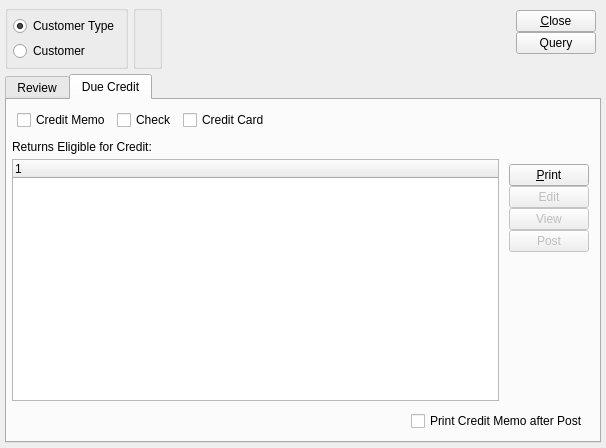
WooodHead/xtuple, file xtuple/trunk/guiclient/returnAuthorizationWorkbench.ui: the form before one commit.
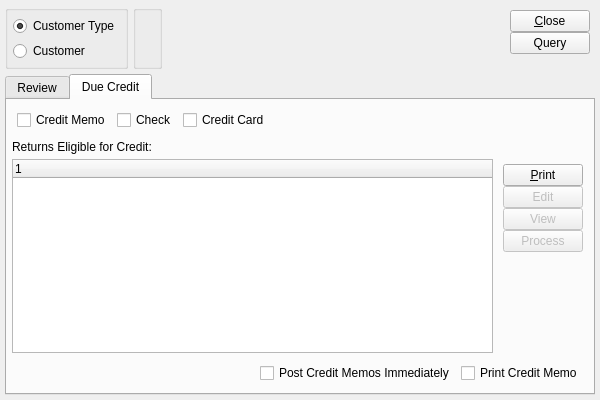
The form after the commit. The open tabs and pages were chosen to show the change. Custom widgets are drawn as their Qt base class.

What changed in the file:
```diff
--- a/xtuple/trunk/guiclient/returnAuthorizationWorkbench.ui
+++ b/xtuple/trunk/guiclient/returnAuthorizationWorkbench.ui
@@ -5,8 +5,8 @@
    <rect>
     <x>0</x>
     <y>0</y>
-    <width>606</width>
-    <height>448</height>
+    <width>600</width>
+    <height>400</height>
    </rect>
   </property>
   <property name="minimumSize" >
@@ -428,7 +428,14 @@
           <item>
            <widget class="XCheckBox" name="_printonpost" >
             <property name="text" >
-             <string>Print Credit Memo after Post</string>
+             <string>Post Credit Memos Immediately</string>
+            </property>
+           </widget>
+          </item>
+          <item>
+           <widget class="XCheckBox" name="_printmemo" >
+            <property name="text" >
+             <string>Print Credit Memo</string>
             </property>
            </widget>
           </item>
@@ -515,7 +522,7 @@
              <bool>false</bool>
             </property>
             <property name="text" >
-             <string>Post</string>
+             <string>Process</string>
             </property>
             <property name="autoDefault" >
              <bool>false</bool>
```
Left out of the diff: 4 changed lines with no effect on the pictures.
